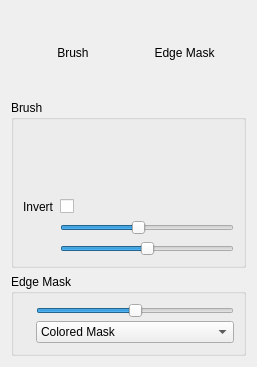
Before: the Qt Designer form src/app/ui/omni_ui_Blend.ui in WilstonOreo/omnidome, drawn with Qt 5.
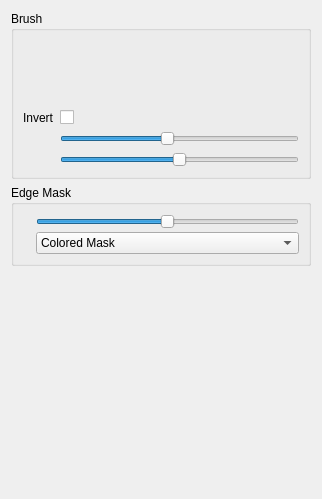
After: the same form once the commit is applied. Icons and pictures are not drawn. Custom widgets are drawn as their Qt base class.

```diff
--- a/src/app/ui/omni_ui_Blend.ui
+++ b/src/app/ui/omni_ui_Blend.ui
@@ -6,64 +6,14 @@
    <rect>
     <x>0</x>
     <y>0</y>
-    <width>257</width>
-    <height>367</height>
+    <width>322</width>
+    <height>499</height>
    </rect>
   </property>
   <property name="windowTitle">
    <string>Form</string>
   </property>
   <layout class="QVBoxLayout" name="verticalLayout">
-   <item>
-    <widget class="QFrame" name="horizontalFrame">
-     <layout class="QHBoxLayout" name="horizontalLayout">
-      <item>
-       <widget class="QToolButton" name="btnBrush">
-        <property name="sizePolicy">
-         <sizepolicy hsizetype="Expanding" vsizetype="Fixed">
-          <horstretch>0</horstretch>
-          <verstretch>0</verstretch>
-         </sizepolicy>
-        </property>
-        <property name="text">
-         <string>Brush</string>
-        </property>
-        <property name="checkable">
-         <bool>true</bool>
-        </property>
-        <property name="autoExclusive">
-         <bool>true</bool>
-        </property>
-        <property name="autoRaise">
-         <bool>true</bool>
-        </property>
-       </widget>
-      </item>
-      <item>
-       <widget class="QToolButton" name="btnEdgeMask">
-        <property name="sizePolicy">
-         <sizepolicy hsizetype="Expanding" vsizetype="Fixed">
-          <horstretch>0</horstretch>
-          <verstretch>0</verstretch>
-         </sizepolicy>
-        </property>
-        <property name="text">
-         <string>Edge Mask</string>
-        </property>
-        <property name="checkable">
-         <bool>true</bool>
-        </property>
-        <property name="autoExclusive">
-         <bool>true</bool>
-        </property>
-        <property name="autoRaise">
-         <bool>true</bool>
-        </property>
-       </widget>
-      </item>
-     </layout>
-    </widget>
-   </item>
    <item>
     <widget class="QGroupBox" name="grpBrush">
      <property name="sizePolicy">
@@ -311,6 +261,19 @@
      </layout>
     </widget>
    </item>
+   <item>
+    <spacer name="verticalSpacer">
+     <property name="orientation">
+      <enum>Qt::Vertical</enum>
+     </property>
+     <property name="sizeHint" stdset="0">
+      <size>
+       <width>20</width>
+       <height>40</height>
+      </size>
+     </property>
+    </spacer>
+   </item>
   </layout>
  </widget>
  <customwidgets>
```
